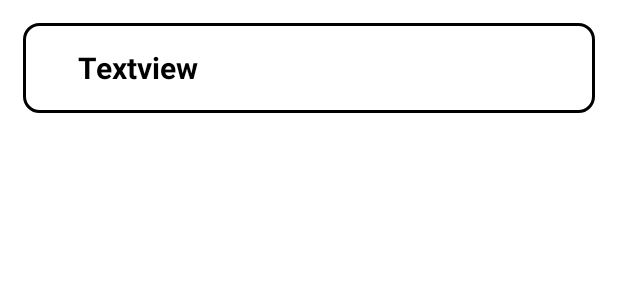
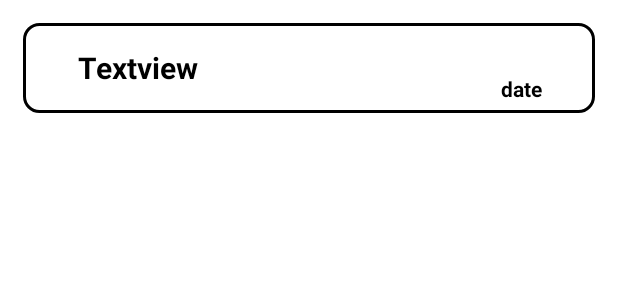
Before and after one commit to kimjw2003/Third_grade_Project, an Android app: the layout list_item.xml on its own in the app's theme, with its tools: preview values and no code run, on a phone screen of 412 x 824 dp. Shown: the top 300 px of the screen. Run offline under Robolectric (Android 15) with nearby library versions, the light colour scheme and no system bars.

Commit message:
[ADD] Date in post

```diff
--- a/app/src/main/java/com/example/third_grade_project/adapter/ListRcviewAdapter.kt
+++ b/app/src/main/java/com/example/third_grade_project/adapter/ListRcviewAdapter.kt
@@ -34,6 +34,7 @@ class MyViewHolder(val binding: ListItemBinding): RecyclerView.ViewHolder(bindin
 
     fun bind(diary: Diary){
         binding.listTitleTv.text = diary.title
+        binding.listDateTv.text = diary.date
         binding.listItemLayout.setOnClickListener {
 
             itemView.setOnClickListener {
--- a/app/src/main/java/com/example/third_grade_project/ui/list/AddActivity.kt
+++ b/app/src/main/java/com/example/third_grade_project/ui/list/AddActivity.kt
@@ -15,12 +15,17 @@ import com.example.third_grade_project.db.DiaryDb
 import com.example.third_grade_project.db.DiaryRepository
 import com.example.third_grade_project.viewModel.AddViewModel
 import com.example.third_grade_project.viewModelFactory.AddViewModelFactory
+import java.text.SimpleDateFormat
+import java.util.*
 
 
 class AddActivity : AppCompatActivity() {
 
     private lateinit var binding : ActivityAddBinding
     private lateinit var addViewModel : AddViewModel
+
+    private val currentDateTime = Calendar.getInstance().time
+    private var date = SimpleDateFormat("yyyy.MM.dd", Locale.KOREA).format(currentDateTime)
 
     override fun onCreate(savedInstanceState: Bundle?) {
         super.onCreate(savedInstanceState)
@@ -33,6 +38,7 @@ class AddActivity : AppCompatActivity() {
         binding.myAddViewModel = addViewModel
         binding.lifecycleOwner = this
 
+        addViewModel.date = date
         addViewModel.mood = intent.getStringExtra("mood").toString()
         Log.d("Logd", "mood is ${intent.getStringExtra("mood")}")
 
--- a/app/src/main/java/com/example/third_grade_project/viewModel/AddViewModel.kt
+++ b/app/src/main/java/com/example/third_grade_project/viewModel/AddViewModel.kt
@@ -16,6 +16,7 @@ class AddViewModel(private val repository: DiaryRepository)  : ViewModel(), Obse
     val diary = repository.diary
     private var isDelete = false
     lateinit var mood : String
+    lateinit var date : String
 
 
     @Bindable
@@ -31,7 +32,7 @@ class AddViewModel(private val repository: DiaryRepository)  : ViewModel(), Obse
     fun save(){
         val title = inputTitle.value!!
         val content = inputContent.value!!
-        insert(Diary(title, 0, content, "", mood))
+        insert(Diary(title, 0, content, date, mood))
     }
 
     fun insert(diary: Diary) = viewModelScope.launch {
--- a/app/src/main/res/layout/list_item.xml
+++ b/app/src/main/res/layout/list_item.xml
@@ -25,6 +25,21 @@
             app:layout_constraintStart_toStartOf="parent"
             app:layout_constraintTop_toTopOf="parent" />
 
+        <TextView
+            android:id="@+id/list_date_Tv"
+            android:layout_width="wrap_content"
+            android:layout_height="wrap_content"
+            android:text="date"
+            android:textColor="#000000"
+            android:textSize="14sp"
+            android:textStyle="bold"
+            app:layout_constraintBottom_toBottomOf="parent"
+            app:layout_constraintEnd_toEndOf="parent"
+            app:layout_constraintHorizontal_bias="0.85"
+            app:layout_constraintStart_toEndOf="@+id/list_title_Tv"
+            app:layout_constraintTop_toTopOf="parent"
+            app:layout_constraintVertical_bias="0.83" />
+
 
     </androidx.constraintlayout.widget.ConstraintLayout>
 </layout>
```
Also changed, not shown: app/src/main/java/com/example/third_grade_project/DetailActivity.kt (+6 -5 lines), app/src/main/java/com/example/third_grade_project/viewModel/DetailViewModel.kt (+5 -2 lines), app/src/main/res/layout/activity_detail.xml (+15 -1 lines).
